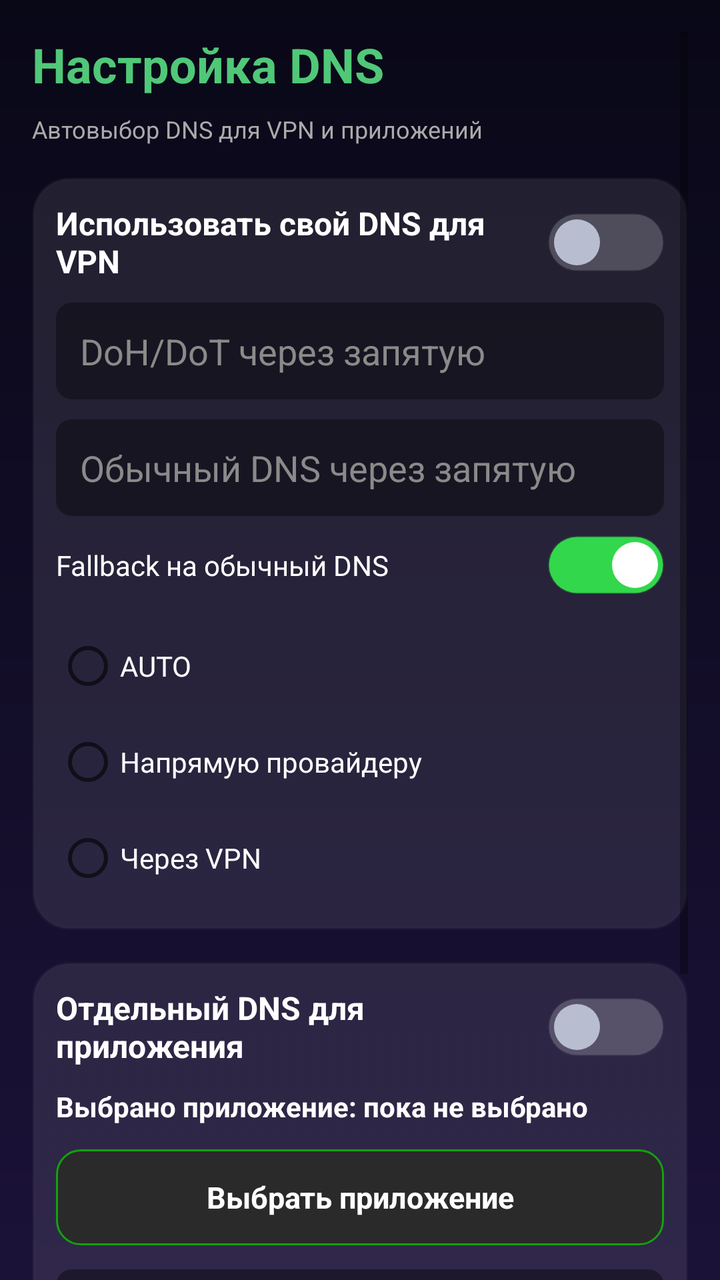
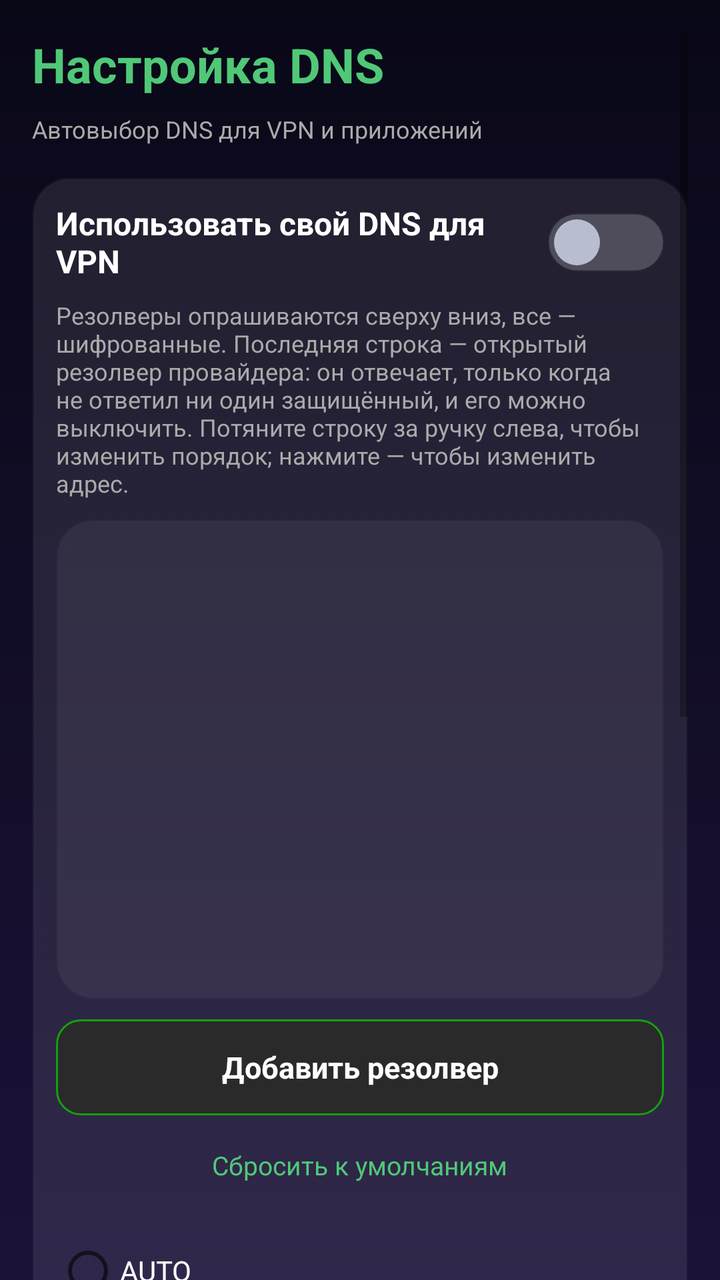

Two renders of the same Android screen: before a commit and after it. Below are the layout's source before the change and the commit's diff.
<!-- AndroidManifest.xml: activity theme Theme.Nova.Settings -->
<!-- res/layout/activity_dns_settings.xml -->
<?xml version="1.0" encoding="utf-8"?>
<ScrollView xmlns:android="http://schemas.android.com/apk/res/android"
    android:layout_width="match_parent"
    android:layout_height="match_parent"
    android:fillViewport="true"
    android:clipToPadding="false"
    android:paddingLeft="16dp"
    android:paddingTop="16dp"
    android:paddingRight="16dp"
    android:paddingBottom="32dp">

    <LinearLayout
        android:layout_width="match_parent"
        android:layout_height="wrap_content"
        android:orientation="vertical">

        <TextView
            android:layout_width="wrap_content"
            android:layout_height="wrap_content"
            android:text="Настройка DNS"
            android:textColor="#50C878"
            android:textSize="24sp"
            android:textStyle="bold" />

        <TextView
            android:id="@+id/tv_dns_runtime_summary"
            android:layout_width="match_parent"
            android:layout_height="wrap_content"
            android:layout_marginTop="8dp"
            android:text="Автовыбор DNS для VPN и приложений"
            android:textColor="#AAAAAA"
            android:textSize="12sp" />

        <LinearLayout
            android:layout_width="match_parent"
            android:layout_height="wrap_content"
            android:layout_marginTop="16dp"
            android:background="@drawable/bg_settings_item"
            android:backgroundTint="#20FFFFFF"
            android:orientation="vertical"
            android:padding="12dp">

            <Switch
                android:id="@+id/sw_global_dns"
                android:layout_width="match_parent"
                android:layout_height="wrap_content"
                android:text="Использовать свой DNS для VPN"
                android:textColor="#FFFFFF"
                android:textSize="16sp"
                android:textStyle="bold" />

            <EditText
                android:id="@+id/et_global_fallback_dns"
                android:layout_width="match_parent"
                android:layout_height="wrap_content"
                android:layout_marginTop="10dp"
                android:background="@drawable/bg_settings_button"
                android:hint="DoH/DoT через запятую"
                android:inputType="text"
                android:padding="12dp"
                android:textColor="#FFFFFF"
                android:textColorHint="#8A8A8A" />

            <EditText
                android:id="@+id/et_global_primary_dns"
                android:layout_width="match_parent"
                android:layout_height="wrap_content"
                android:layout_marginTop="10dp"
                android:background="@drawable/bg_settings_button"
                android:hint="Обычный DNS через запятую"
                android:inputType="text"
                android:padding="12dp"
                android:textColor="#FFFFFF"
                android:textColorHint="#8A8A8A" />

            <Switch
                android:id="@+id/sw_global_plain_fallback"
                android:layout_width="match_parent"
                android:layout_height="wrap_content"
                android:layout_marginTop="10dp"
                android:checked="true"
                android:text="Fallback на обычный DNS"
                android:textColor="#FFFFFF"
                android:textSize="14sp" />

            <RadioGroup
                android:id="@+id/rg_dns_route_mode"
                android:layout_width="match_parent"
                android:layout_height="wrap_content"
                android:layout_marginTop="12dp">

                <RadioButton
                    android:id="@+id/rb_dns_route_fastest"
                    android:layout_width="wrap_content"
                    android:layout_height="wrap_content"
                    android:text="AUTO"
                    android:textColor="#FFFFFF" />

                <RadioButton
                    android:id="@+id/rb_dns_route_direct"
                    android:layout_width="wrap_content"
                    android:layout_height="wrap_content"
                    android:text="Напрямую провайдеру"
                    android:textColor="#FFFFFF" />

                <RadioButton
                    android:id="@+id/rb_dns_route_tunnel"
                    android:layout_width="wrap_content"
                    android:layout_height="wrap_content"
                    android:text="Через VPN"
                    android:textColor="#FFFFFF" />
            </RadioGroup>
        </LinearLayout>

        <LinearLayout
            android:layout_width="match_parent"
            android:layout_height="wrap_content"
            android:layout_marginTop="16dp"
            android:background="@drawable/bg_settings_item"
            android:backgroundTint="#20FFFFFF"
            android:orientation="vertical"
            android:padding="12dp">

            <Switch
                android:id="@+id/sw_app_override_dns"
                android:layout_width="match_parent"
                android:layout_height="wrap_content"
                android:text="Отдельный DNS для приложения"
                android:textColor="#FFFFFF"
                android:textSize="16sp"
                android:textStyle="bold" />

            <TextView
                android:id="@+id/tv_selected_dns_app"
                android:layout_width="match_parent"
                android:layout_height="wrap_content"
                android:layout_marginTop="10dp"
                android:text="Выбрано приложение: пока не выбрано"
                android:textColor="#FFFFFF"
                android:textSize="14sp"
                android:textStyle="bold" />

            <TextView
                android:id="@+id/btn_pick_dns_app"
                android:layout_width="match_parent"
                android:layout_height="48dp"
                android:layout_marginTop="12dp"
                android:background="@drawable/bg_settings_action_dark"
                android:gravity="center"
                android:paddingHorizontal="12dp"
                android:text="Выбрать приложение"
                android:textColor="#FFFFFF"
                android:textSize="15sp"
                android:textStyle="bold" />

            <EditText
                android:id="@+id/et_dns_app_search"
                android:layout_width="match_parent"
                android:layout_height="wrap_content"
                android:layout_marginTop="10dp"
                android:background="@drawable/bg_settings_button"
                android:hint="Поиск приложения"
                android:inputType="text"
                android:padding="12dp"
                android:textColor="#FFFFFF"
                android:textColorHint="#8A8A8A"
                android:visibility="gone" />

            <androidx.recyclerview.widget.RecyclerView
                android:id="@+id/rv_dns_apps"
                android:layout_width="match_parent"
                android:layout_height="280dp"
                android:layout_marginTop="10dp"
                android:background="@drawable/bg_settings_item"
                android:backgroundTint="#14FFFFFF"
                android:clipToPadding="false"
                android:overScrollMode="ifContentScrolls"
                android:paddingTop="6dp"
                android:paddingBottom="6dp"
                android:visibility="gone" />

            <EditText
                android:id="@+id/et_app_fallback_dns"
                android:layout_width="match_parent"
                android:layout_height="wrap_content"
                android:layout_marginTop="12dp"
                android:background="@drawable/bg_settings_button"
                android:hint="DoH/DoT через запятую"
                android:inputType="text"
                android:padding="12dp"
                android:textColor="#FFFFFF"
                android:textColorHint="#8A8A8A" />

            <EditText
                android:id="@+id/et_app_primary_dns"
                android:layout_width="match_parent"
                android:layout_height="wrap_content"
                android:layout_marginTop="10dp"
                android:background="@drawable/bg_settings_button"
                android:hint="Обычный DNS через запятую"
                android:inputType="text"
                android:padding="12dp"
                android:textColor="#FFFFFF"
                android:textColorHint="#8A8A8A" />

            <Switch
                android:id="@+id/sw_app_plain_fallback"
                android:layout_width="match_parent"
                android:layout_height="wrap_content"
                android:layout_marginTop="10dp"
                android:layout_marginBottom="12dp"
                android:checked="true"
                android:text="Fallback на обычный DNS"
                android:textColor="#FFFFFF"
                android:textSize="14sp" />
        </LinearLayout>
    </LinearLayout>
</ScrollView>
<!-- resources referenced by this layout -->
<resources>
  <!-- drawable bg_settings_button (drawable) -->
  <?xml version="1.0" encoding="utf-8"?>
  <selector xmlns:android="http://schemas.android.com/apk/res/android">
      <item android:state_focused="true">
          <shape android:shape="rectangle">
              <solid android:color="@color/tv_focus_fill" />
              <corners android:radius="8dp" />
              <stroke android:width="3dp" android:color="@color/tv_focus_stroke" />
              <padding
                      android:left="8dp"
                      android:right="8dp"
                      android:top="4dp"
                      android:bottom="4dp" />
          </shape>
      </item>
      <item>
          <shape
              android:shape="rectangle">
              <solid android:color="#60000000" />
              <corners android:radius="8dp" />
              <padding
                  android:left="8dp"
                  android:right="8dp"
                  android:top="4dp"
                  android:bottom="4dp" />
          </shape>
      </item>
  </selector>
  <color name="tv_focus_fill">#3332D74B</color>
  <color name="tv_focus_stroke">#32D74B</color>
  <color name="liquid_glass_card_bg">#B8191234</color>
  <color name="liquid_glass_card_stroke">#40A88DFF</color>
  <!-- drawable bg_liquid_glass_screen (drawable) -->
  <?xml version="1.0" encoding="utf-8"?>
  <shape xmlns:android="http://schemas.android.com/apk/res/android"
      android:shape="rectangle">
      <gradient
          android:angle="270"
          android:startColor="@color/liquid_bg_start"
          android:centerColor="@color/liquid_bg_center"
          android:endColor="@color/liquid_bg_end"
          android:type="linear" />
  </shape>
  <style name="LiquidGlassSwitch" parent="Widget.MaterialComponents.CompoundButton.Switch">
          <item name="android:thumb">@drawable/switch_thumb_liquid</item>
          <item name="track">@drawable/switch_track_liquid</item>
          <item name="android:track">@drawable/switch_track_liquid</item>
          <item name="thumbTint">@color/switch_thumb_tint_liquid</item>
          <item name="android:thumbTint">@color/switch_thumb_tint_liquid</item>
          <item name="trackTint">@color/switch_track_tint_liquid</item>
          <item name="android:trackTint">@color/switch_track_tint_liquid</item>
          <item name="showText">false</item>
          <item name="android:showText">false</item>
          <item name="android:textOn" />
          <item name="android:textOff" />
          <item name="android:switchMinWidth">52dp</item>
          <item name="android:minWidth">52dp</item>
          <item name="android:minHeight">29dp</item>
          <item name="android:thumbTextPadding">0dp</item>
          <item name="android:background">@null</item>
      </style>
  <color name="liquid_bg_start">#090817</color>
  <color name="liquid_bg_center">#120D27</color>
  <color name="liquid_bg_end">#1B1238</color>
  <!-- drawable switch_thumb_liquid (drawable) -->
  <?xml version="1.0" encoding="utf-8"?>
  <layer-list xmlns:android="http://schemas.android.com/apk/res/android">
      <item
          android:top="3dp"
          android:bottom="3dp"
          android:left="3dp"
          android:right="3dp">
          <shape android:shape="oval">
              <size
                  android:width="23dp"
                  android:height="23dp"/>
              <solid android:color="#FFFFFF"/>
          </shape>
      </item>
  </layer-list>
  <!-- drawable switch_track_liquid (drawable) -->
  <?xml version="1.0" encoding="utf-8"?>
  <shape xmlns:android="http://schemas.android.com/apk/res/android"
      android:shape="rectangle">
      <size
          android:width="52dp"
          android:height="29dp"/>
      <corners android:radius="15dp"/>
      <solid android:color="#FFFFFF"/>
      <stroke
          android:width="1dp"
          android:color="#33FFFFFF"/>
  </shape>
  <!-- unchanged entries left out for length: 3 -->
</resources>

<!-- the commit's change to res/layout/activity_dns_settings.xml (unified diff, before → after) -->
@@ -49,39 +49,51 @@
                 android:textSize="16sp"
                 android:textStyle="bold" />
 
-            <EditText
-                android:id="@+id/et_global_fallback_dns"
-                android:layout_width="match_parent"
-                android:layout_height="wrap_content"
-                android:layout_marginTop="10dp"
-                android:background="@drawable/bg_settings_button"
-                android:hint="DoH/DoT через запятую"
-                android:inputType="text"
-                android:padding="12dp"
-                android:textColor="#FFFFFF"
-                android:textColorHint="#8A8A8A" />
-
-            <EditText
-                android:id="@+id/et_global_primary_dns"
-                android:layout_width="match_parent"
-                android:layout_height="wrap_content"
-                android:layout_marginTop="10dp"
-                android:background="@drawable/bg_settings_button"
-                android:hint="Обычный DNS через запятую"
-                android:inputType="text"
-                android:padding="12dp"
-                android:textColor="#FFFFFF"
-                android:textColorHint="#8A8A8A" />
-
-            <Switch
-                android:id="@+id/sw_global_plain_fallback"
-                android:layout_width="match_parent"
-                android:layout_height="wrap_content"
-                android:layout_marginTop="10dp"
-                android:checked="true"
-                android:text="Fallback на обычный DNS"
-                android:textColor="#FFFFFF"
-                android:textSize="14sp" />
+            <TextView
+                android:id="@+id/tv_dns_rules_hint"
+                android:layout_width="match_parent"
+                android:layout_height="wrap_content"
+                android:layout_marginTop="8dp"
+                android:text="Резолверы опрашиваются сверху вниз, все — шифрованные. Последняя строка — открытый резолвер провайдера: он отвечает, только когда не ответил ни один защищённый, и его можно выключить. Потяните строку за ручку слева, чтобы изменить порядок; нажмите — чтобы изменить адрес."
+                android:textColor="#AAAAAA"
+                android:textSize="12sp" />
+
+            <androidx.recyclerview.widget.RecyclerView
+                android:id="@+id/rv_dns_rules"
+                android:layout_width="match_parent"
+                android:layout_height="240dp"
+                android:layout_marginTop="10dp"
+                android:background="@drawable/bg_settings_item"
+                android:backgroundTint="#14FFFFFF"
+                android:clipToPadding="false"
+                android:overScrollMode="ifContentScrolls"
+                android:paddingTop="6dp"
+                android:paddingBottom="6dp" />
+
+            <TextView
+                android:id="@+id/btn_add_dns_rule"
+                android:layout_width="match_parent"
+                android:layout_height="48dp"
+                android:layout_marginTop="10dp"
+                android:background="@drawable/bg_settings_action_dark"
+                android:gravity="center"
+                android:paddingHorizontal="12dp"
+                android:text="Добавить резолвер"
+                android:textColor="#FFFFFF"
+                android:textSize="15sp"
+                android:textStyle="bold" />
+
+            <TextView
+                android:id="@+id/btn_reset_dns_rules"
+                android:layout_width="wrap_content"
+                android:layout_height="wrap_content"
+                android:layout_gravity="center_horizontal"
+                android:layout_marginTop="8dp"
+                android:background="?android:attr/selectableItemBackground"
+                android:padding="8dp"
+                android:text="Сбросить к умолчаниям"
+                android:textColor="#50C878"
+                android:textSize="13sp" />
 
             <RadioGroup
                 android:id="@+id/rg_dns_route_mode"
